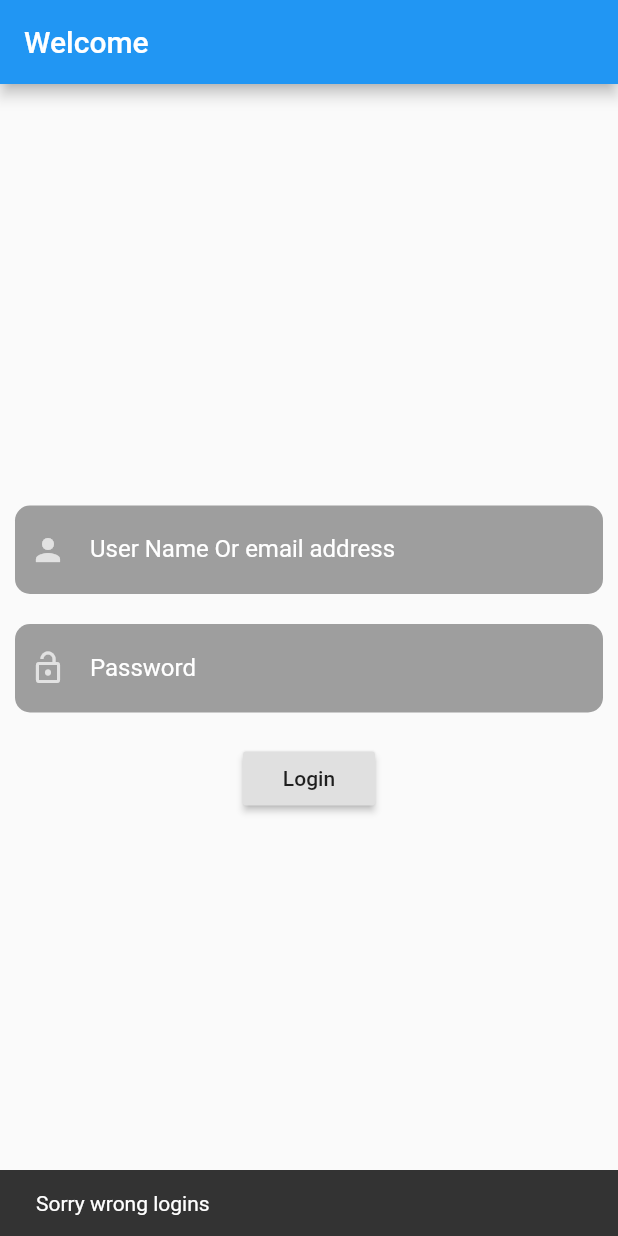
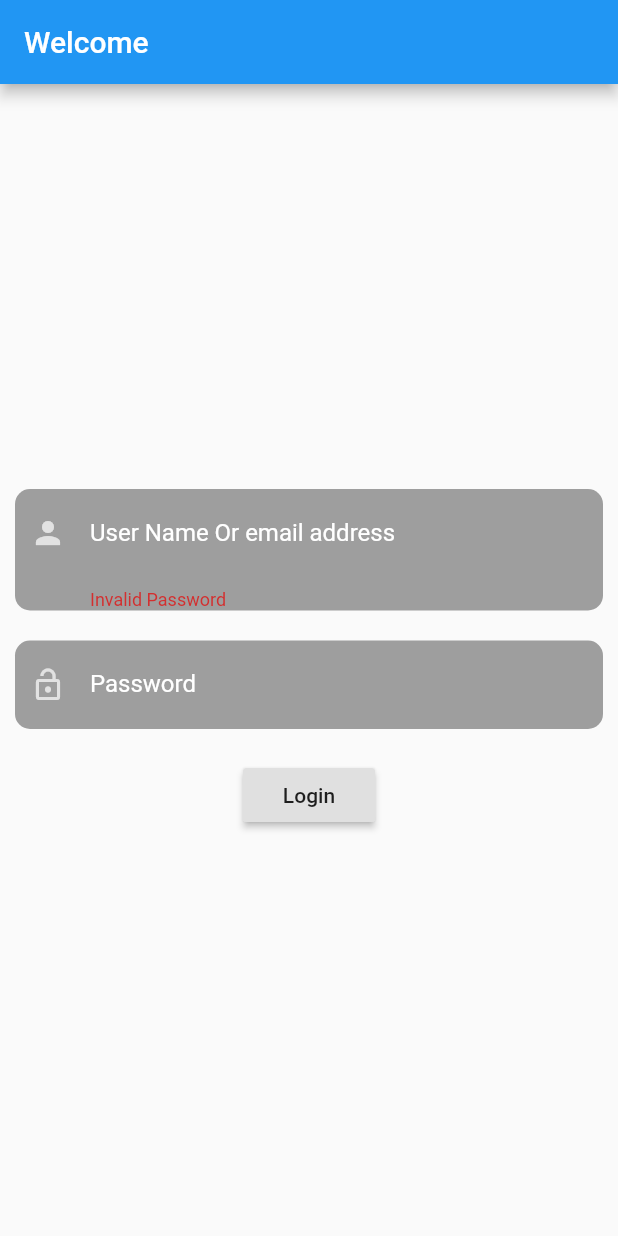
Before and after one commit to Bassem-Adel-Eg/flutterLearning, a Flutter app: the screen it shows after launch, after a tap on "Login", on a phone screen of 412 x 824 dp. Run offline on Flutter 3.47's test engine with Material 2 defaults, Android fonts, the phone set to English and light mode, and no system bars.

```diff
--- a/login_with_actions/lib/login.dart
+++ b/login_with_actions/lib/login.dart
@@ -19,7 +19,7 @@ class _LoginPageState extends State<LoginPage>{
     if(loginform.validate())
     {
       loginform.save();
-      if(_username == 'Bassem' && _password == '1234'){
+      if(_username == 'Bassem' && _password == '12345678'){
         passwordController.text = "";
         Navigator.push(context, MaterialPageRoute(builder: (context) => new LoggedInSuccessfully()));
       }
@@ -62,6 +62,7 @@ class _LoginPageState extends State<LoginPage>{
                   padding: EdgeInsets.symmetric(horizontal: 10.0),
                   margin: EdgeInsets.symmetric(horizontal: 10.0),
                   child: TextFormField(
+                    validator: (val) => !(val.length > 8)? 'Invalid Password' : null,
                     onSaved: (val)=> _username = val,
                     textInputAction: TextInputAction.next,
                     onFieldSubmitted: (text) => FocusScope.of(context).requestFocus(passwordfocusNode),
```
